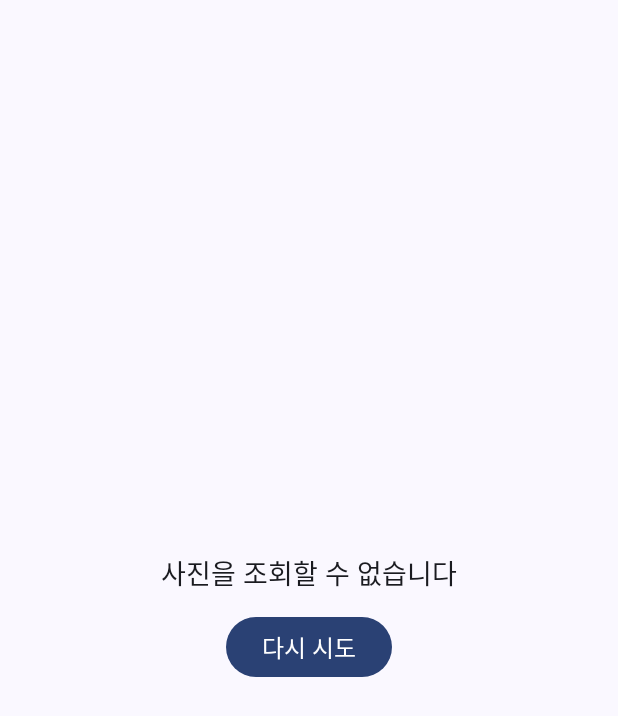
After one commit to easyhooon/GalleryApp, an Android app built with Jetpack Compose: the composable ErrorScreen shown on its own in the app's theme, on a phone screen of 412 x 824 dp. The commit adds this screen. Shown: the top 716 px of the screen. Run offline under Robolectric (Android 15) with nearby library versions, the phone set to English and light mode, and no system bars; Roboto replaces fonts that are not available here.

Commit message:
Loading, Error 화면 추가 및 상태에 따른 화면 분기 처리

```diff
--- /dev/null
+++ b/presentation/src/main/kotlin/com/daangn/leejihun/gallery/presentation/ui/ErrorScreen.kt
@@ -0,0 +1,46 @@
+package com.daangn.leejihun.gallery.presentation.ui
+
+import androidx.compose.foundation.layout.Arrangement
+import androidx.compose.foundation.layout.Box
+import androidx.compose.foundation.layout.Column
+import androidx.compose.foundation.layout.Spacer
+import androidx.compose.foundation.layout.fillMaxSize
+import androidx.compose.foundation.layout.height
+import androidx.compose.material3.Button
+import androidx.compose.material3.Text
+import androidx.compose.runtime.Composable
+import androidx.compose.ui.Alignment
+import androidx.compose.ui.Modifier
+import androidx.compose.ui.res.stringResource
+import androidx.compose.ui.unit.dp
+import com.daangn.leejihun.gallery.presentation.R
+import com.daangn.leejihun.gallery.presentation.ui.theme.TextLMedium
+import com.daangn.leejihun.gallery.presentation.ui.theme.Title
+
+@Composable
+fun ErrorScreen(
+    modifier: Modifier = Modifier,
+    onClickRetryButton: () -> Unit,
+) {
+    Box(
+        modifier = modifier.fillMaxSize(),
+        contentAlignment = Alignment.Center,
+    ) {
+        Column(
+            horizontalAlignment = Alignment.CenterHorizontally,
+            verticalArrangement = Arrangement.Center,
+        ) {
+            Text(
+                text = stringResource(id = R.string.error_message),
+                style = Title,
+            )
+            Spacer(modifier.height(12.dp))
+            Button(onClick = onClickRetryButton) {
+                Text(
+                    text = stringResource(id = R.string.retry),
+                    style = TextLMedium,
+                )
+            }
+        }
+    }
+}
--- a/presentation/src/main/res/values/strings.xml
+++ b/presentation/src/main/res/values/strings.xml
@@ -1,5 +1,7 @@
 <resources>
     <string name="app_name">Gallery</string>
     <string name="photo_image">Photo Image</string>
+    <string name="error_message">사진을 조회할 수 없습니다</string>
+    <string name="retry">다시 시도</string>
 
 </resources>
```
Also changed, not shown: presentation/src/main/kotlin/com/daangn/leejihun/gallery/presentation/ui/GalleryScreen.kt (+10 -0 lines), presentation/src/main/kotlin/com/daangn/leejihun/gallery/presentation/ui/LoadingScreen.kt (added, +20 -0 lines).
